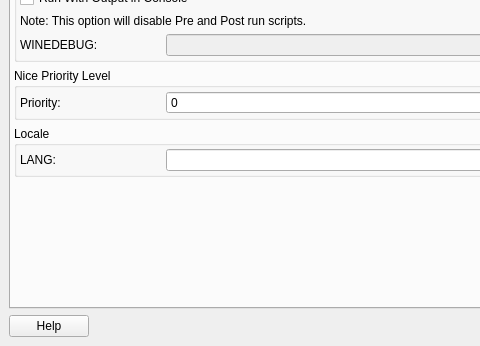
brezerk/q4wine, file src/q4wine-gui/uis/IconSettings.ui: the form before one commit; both pictures show x 0 to 480 and y 130 to 476 of the 680 by 476 pixel window.
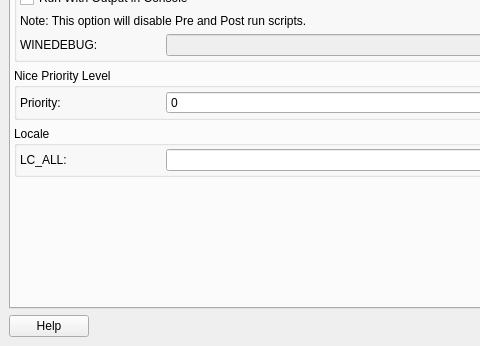
The form after the commit. The open tabs and pages were chosen to show the change.

Commit message: BUG-165: Use LC_ALL instead of LANG to force override applciation locale;

Patch:
```diff
--- a/src/q4wine-gui/uis/IconSettings.ui
+++ b/src/q4wine-gui/uis/IconSettings.ui
@@ -1048,7 +1048,7 @@
                    </size>
                   </property>
                   <property name="text">
-                   <string notr="true">LANG:</string>
+                   <string notr="true">LC_ALL:</string>
                   </property>
                  </widget>
                 </item>
```
The commit also changes 4 other files.
